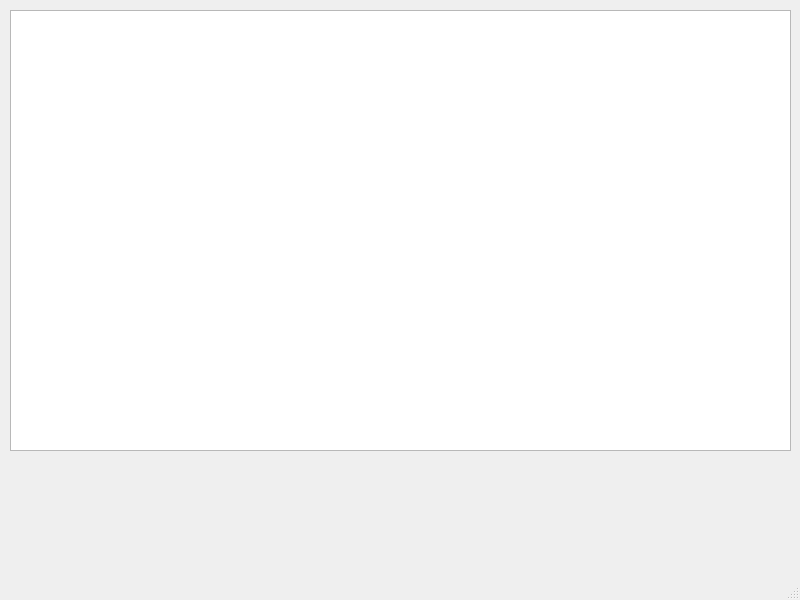
Qt form main.ui (Fedorov-Dima/coffee) before a commit.
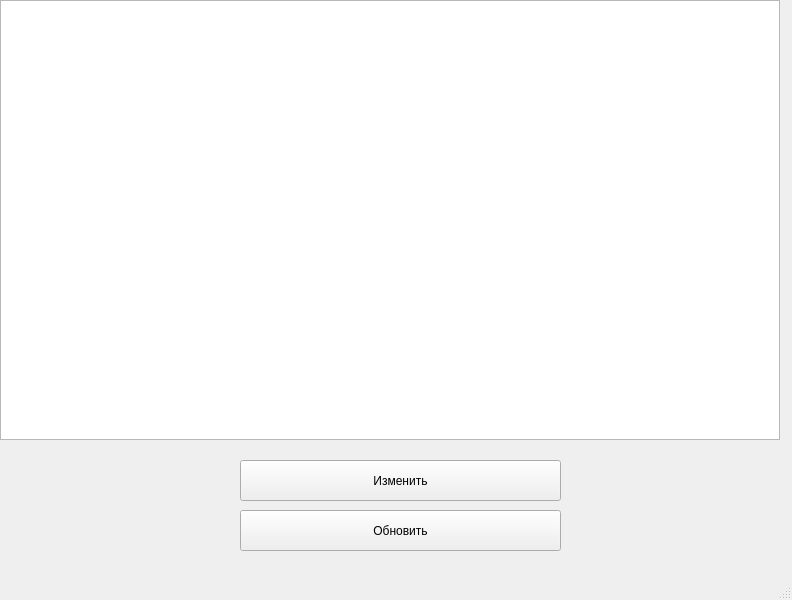
The same form after that commit.

```diff
--- a/main.ui
+++ b/main.ui
@@ -6,7 +6,7 @@
    <rect>
     <x>0</x>
     <y>0</y>
-    <width>800</width>
+    <width>792</width>
     <height>600</height>
    </rect>
   </property>
@@ -17,13 +17,39 @@
    <widget class="QTableWidget" name="tableWidget">
     <property name="geometry">
      <rect>
-      <x>10</x>
-      <y>10</y>
-      <width>781</width>
-      <height>441</height>
+      <x>0</x>
+      <y>0</y>
+      <width>780</width>
+      <height>440</height>
      </rect>
     </property>
    </widget>
+   <widget class="QPushButton" name="pushButton">
+    <property name="geometry">
+     <rect>
+      <x>240</x>
+      <y>460</y>
+      <width>321</width>
+      <height>41</height>
+     </rect>
+    </property>
+    <property name="text">
+     <string>Изменить</string>
+    </property>
+   </widget>
+   <widget class="QPushButton" name="pushButton_2">
+    <property name="geometry">
+     <rect>
+      <x>240</x>
+      <y>510</y>
+      <width>321</width>
+      <height>41</height>
+     </rect>
+    </property>
+    <property name="text">
+     <string>Обновить</string>
+    </property>
+   </widget>
   </widget>
   <widget class="QMenuBar" name="menubar">
    <property name="geometry">
```
Left out of the diff: 2 changed lines with no effect on the pictures.
